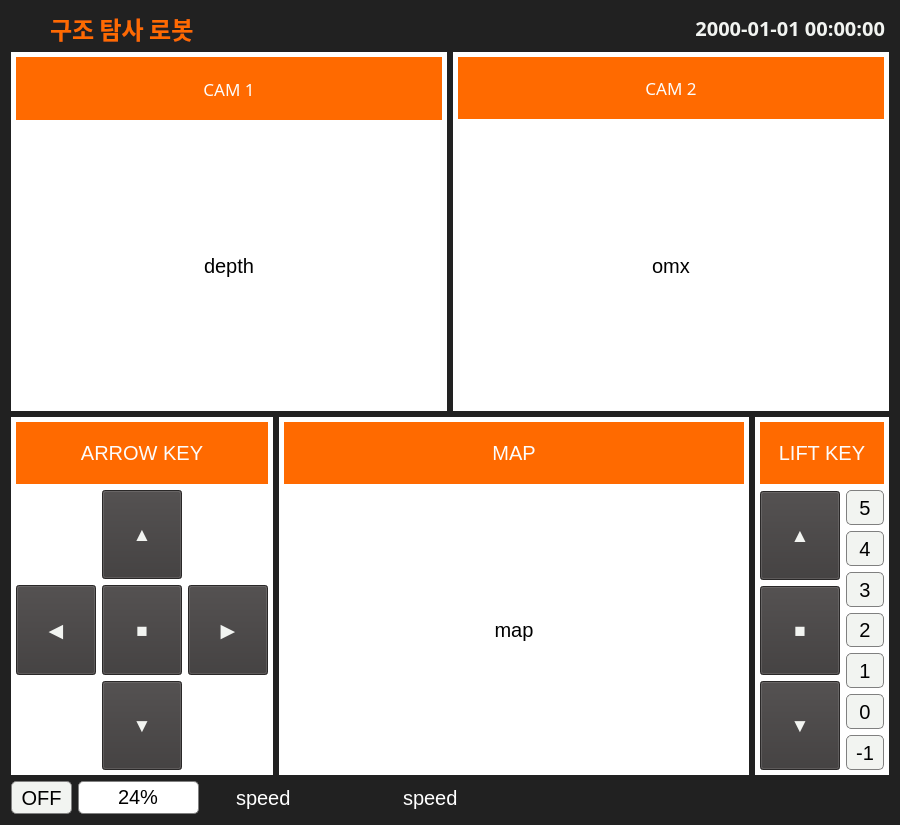
Old version of the form Codes/QT/final_project/src/mainwidget.ui in the repository starfinger2345/anyway_save.
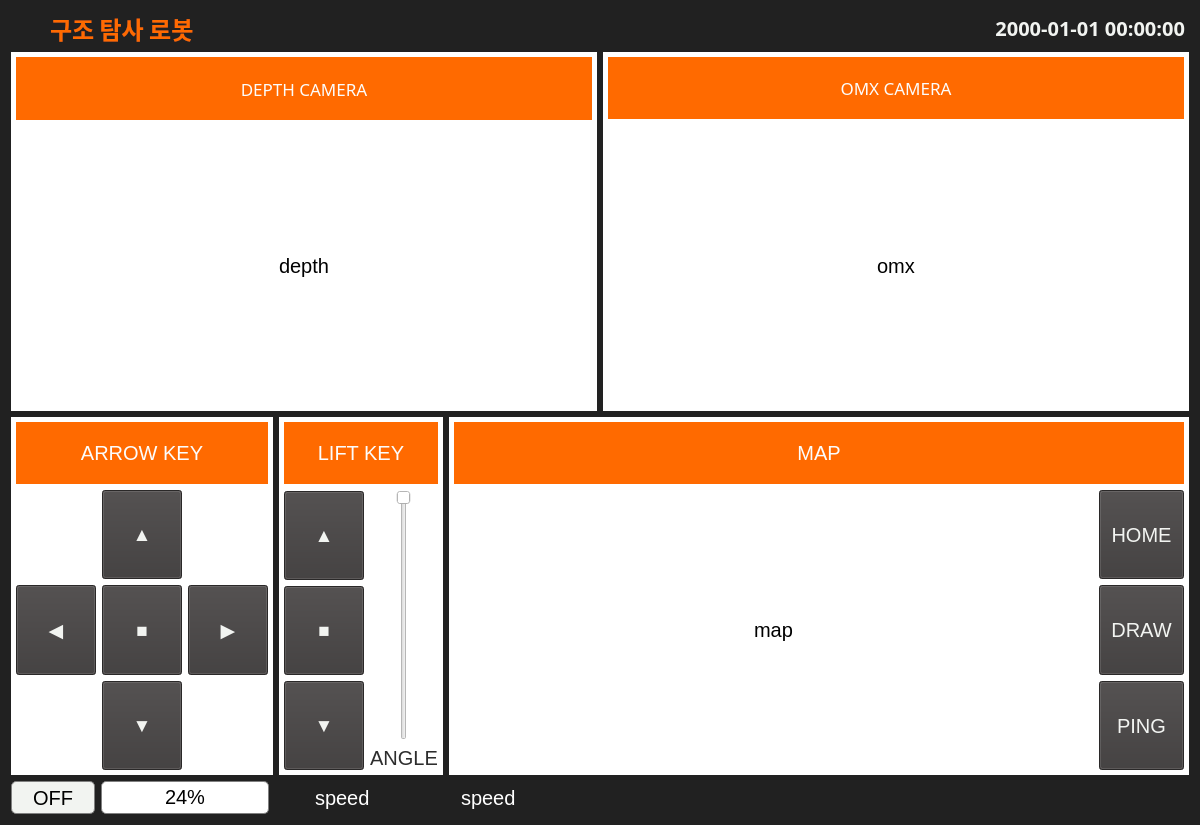
New version of the form. Icons and pictures are not drawn.

What changed in the file:
```diff
--- a/Codes/QT/final_project/src/mainwidget.ui
+++ b/Codes/QT/final_project/src/mainwidget.ui
@@ -6,7 +6,7 @@
    <rect>
     <x>0</x>
     <y>0</y>
-    <width>900</width>
+    <width>1200</width>
     <height>825</height>
    </rect>
   </property>
@@ -27,7 +27,7 @@
   <property name="styleSheet">
    <string notr="true">background-color: rgb(33, 33, 33);</string>
   </property>
-  <layout class="QVBoxLayout" name="verticalLayout_3">
+  <layout class="QVBoxLayout" name="verticalLayout_2">
    <item>
     <layout class="QVBoxLayout" name="verticalLayout" stretch="1,11,11,1">
      <item>
@@ -299,7 +299,7 @@
 font: 600 13pt &quot;A2Z&quot;;</string>
                 </property>
                 <property name="text">
-                 <string>CAM 1</string>
+                 <string>DEPTH CAMERA</string>
                 </property>
                 <property name="alignment">
                  <set>Qt::AlignmentFlag::AlignCenter</set>
@@ -499,7 +499,7 @@
 font: 600 13pt &quot;A2Z&quot;;</string>
                 </property>
                 <property name="text">
-                 <string>CAM 2</string>
+                 <string>OMX CAMERA</string>
                 </property>
                 <property name="alignment">
                  <set>Qt::AlignmentFlag::AlignCenter</set>
@@ -526,7 +526,7 @@
       </layout>
      </item>
      <item>
-      <layout class="QHBoxLayout" name="L_map_key" stretch="2,7,2">
+      <layout class="QHBoxLayout" name="L_map_key" stretch="2,1,6">
        <property name="sizeConstraint">
         <enum>QLayout::SizeConstraint::SetDefaultConstraint</enum>
        </property>
@@ -1978,182 +1978,6 @@
          </layout>
         </widget>
        </item>
-       <item>
-        <widget class="QWidget" name="W_CAM1_background_2" native="true">
-         <property name="sizePolicy">
-          <sizepolicy hsizetype="Expanding" vsizetype="Expanding">
-           <horstretch>0</horstretch>
-           <verstretch>0</verstretch>
-          </sizepolicy>
-         </property>
-         <property name="styleSheet">
-          <string notr="true">background-color: rgb(255, 255, 255);</string>
-         </property>
-         <layout class="QVBoxLayout" name="verticalLayout_6">
-          <property name="leftMargin">
-           <number>0</number>
-          </property>
-          <property name="topMargin">
-           <number>0</number>
-          </property>
-          <property name="rightMargin">
-           <number>0</number>
-          </property>
-          <property name="bottomMargin">
-           <number>0</number>
-          </property>
-          <item>
-           <layout class="QVBoxLayout" name="L_CAM2_3" stretch="2,9">
-            <property name="leftMargin">
-             <number>5</number>
-            </property>
-            <property name="topMargin">
-             <number>5</number>
-            </property>
-            <property name="rightMargin">
-             <number>5</number>
-            </property>
-            <property name="bottomMargin">
-             <number>5</number>
-            </property>
-            <item>
-             <widget class="QLabel" name="QL_depth_header_4">
-              <property name="palette">
-               <palette>
-                <active>
-                 <colorrole role="WindowText">
-                  <brush brushstyle="SolidPattern">
-                   <color alpha="255">
-                    <red>252</red>
-                    <green>252</green>
-                    <blue>252</blue>
-                   </color>
-                  </brush>
-                 </colorrole>
-                 <colorrole role="Button">
-                  <brush brushstyle="SolidPattern">
-                   <color alpha="255">
-                    <red>255</red>
-                    <green>106</green>
-                    <blue>0</blue>
-                   </color>
-                  </brush>
-                 </colorrole>
-                 <colorrole role="Base">
-                  <brush brushstyle="SolidPattern">
-                   <color alpha="255">
-                    <red>255</red>
-                    <green>106</green>
-                    <blue>0</blue>
-                   </color>
-                  </brush>
-                 </colorrole>
-                 <colorrole role="Window">
-                  <brush brushstyle="SolidPattern">
-                   <color alpha="255">
-                    <red>255</red>
-                    <green>106</green>
-                    <blue>0</blue>
-                   </color>
-                  </brush>
-                 </colorrole>
-                </active>
-                <inactive>
-                 <colorrole role="WindowText">
-                  <brush brushstyle="SolidPattern">
-                   <color alpha="255">
-                    <red>252</red>
-                    <green>252</green>
-                    <blue>252</blue>
-                   </color>
-                  </brush>
-                 </colorrole>
-                 <colorrole role="Button">
-                  <brush brushstyle="SolidPattern">
-                   <color alpha="255">
-                    <red>255</red>
-                    <green>106</green>
-                    <blue>0</blue>
-                   </color>
-                  </brush>
-                 </colorrole>
-                 <colorrole role="Base">
-                  <brush brushstyle="SolidPattern">
-                   <color alpha="255">
-                    <red>255</red>
-                    <green>106</green>
-                    <blue>0</blue>
-                   </color>
-                  </brush>
-                 </colorrole>
-                 <colorrole role="Window">
-                  <brush brushstyle="SolidPattern">
-                   <color alpha="255">
-                    <red>255</red>
-                    <green>106</green>
-                    <blue>0</blue>
-                   </color>
-                  </brush>
-                 </colorrole>
-                </inactive>
-                <disabled>
-                 <colorrole role="Button">
-                  <brush brushstyle="SolidPattern">
-                   <color alpha="255">
-                    <red>255</red>
-                    <green>106</green>
-                    <blue>0</blue>
-                   </color>
-                  </brush>
-                 </colorrole>
-                 <colorrole role="Base">
-                  <brush brushstyle="SolidPattern">
-                   <color alpha="255">
-                    <red>255</red>
-                    <green>106</green>
-                    <blue>0</blue>
-                   </color>
-                  </brush>
-                 </colorrole>
-                 <colorrole role="Window">
-                  <brush brushstyle="SolidPattern">
-                   <color alpha="255">
-                    <red>255</red>
-                    <green>106</green>
-                    <blue>0</blue>
-                   </color>
-                  </brush>
-                 </colorrole>
-                </disabled>
-               </palette>
-              </property>
-              <property name="styleSheet">
-               <string notr="true">background-color: rgb(255, 106, 0);
-font: 600 13pt &quot;A2Z&quot;;</string>
-              </property>
-              <property name="text">
-               <string>MAP</string>
-              </property>
-              <property name="alignment">
-               <set>Qt::AlignmentFlag::AlignCenter</set>
-              </property>
-             </widget>
-            </item>
-            <item>
-             <widget class="QLabel" name="QL_map">
-              <property name="text">
-               <string>map</string>
-              </property>
-              <property name="alignment">
-               <set>Qt::AlignmentFlag::AlignCenter</set>
-              </property>
-             </widget>
-            </item>
-           </layout>
-          </item>
-         </layout>
-        </widget>
-       </item>
        <item>
         <widget class="QWidget" name="W_CAM2_background_2" native="true">
          <property name="sizePolicy">
@@ -2162,6 +1986,12 @@
            <verstretch>0</verstretch>
           </sizepolicy>
          </property>
+         <property name="minimumSize">
+          <size>
+           <width>0</width>
+           <height>30</height>
+          </size>
+         </property>
          <property name="styleSheet">
           <string notr="true">background-color: rgb(255, 255, 255);</string>
          </property>
@@ -3085,92 +2915,223 @@
              </layout>
             </item>
             <item>
-             <layout class="QVBoxLayout" name="verticalLayout_2">
-              <property name="spacing">
-               <number>6</number>
-              </property>
+             <layout class="QVBoxLayout" name="verticalLayout_7">
               <item>
-               <widget class="QLabel" name="L_lift_state_6">
+               <widget class="QSlider" name="S_lift_state">
                 <property name="sizePolicy">
                  <sizepolicy hsizetype="Expanding" vsizetype="Expanding">
                   <horstretch>0</horstretch>
                   <verstretch>0</verstretch>
                  </sizepolicy>
                 </property>
-                <property name="styleSheet">
-                 <string notr="true">border: 1px solid grey;
-border-radius: 5px;
-text-align: center;
-background-color: rgb(242, 244, 241);</string>
+                <property name="minimum">
+                 <number>1100</number>
                 </property>
-                <property name="text">
-                 <string>5</string>
+                <property name="maximum">
+                 <number>2350</number>
                 </property>
-                <property name="alignment">
-                 <set>Qt::AlignmentFlag::AlignCenter</set>
+                <property name="orientation">
+                 <enum>Qt::Orientation::Vertical</enum>
                 </property>
-               </widget>
-              </item>
-              <item>
-               <widget class="QLabel" name="L_lift_state_5">
-                <property name="sizePolicy">
-                 <sizepolicy hsizetype="Expanding" vsizetype="Expanding">
-                  <horstretch>0</horstretch>
-                  <verstretch>0</verstretch>
-                 </sizepolicy>
+                <property name="invertedAppearance">
+                 <bool>true</bool>
                 </property>
-                <property name="styleSheet">
-                 <string notr="true">border: 1px solid grey;
-border-radius: 5px;
-text-align: center;
-background-color: rgb(242, 244, 241);</string>
-                </property>
-                <property name="text">
-                 <string>4</string>
-                </property>
-                <property name="alignment">
-                 <set>Qt::AlignmentFlag::AlignCenter</set>
-                </property>
                </widget>
               </item>
               <item>
-               <widget class="QLabel" name="L_lift_state_4">
-                <property name="sizePolicy">
-                 <sizepolicy hsizetype="Expanding" vsizetype="Expanding">
-                  <horstretch>0</horstretch>
-                  <verstretch>0</verstretch>
-                 </sizepolicy>
-                </property>
+               <widget class="QLabel" name="LB_lift_state">
                 <property name="styleSheet">
-                 <string notr="true">border: 1px solid grey;
-border-radius: 5px;
-text-align: center;
-background-color: rgb(242, 244, 241);</string>
+                 <string notr="true">color: rgb(45, 45, 45);
+font: 500 11pt</string>
                 </property>
                 <property name="text">
-                 <string>3</string>
+                 <string>ANGLE</string>
                 </property>
                 <property name="alignment">
                  <set>Qt::AlignmentFlag::AlignCenter</set>
                 </property>
                </widget>
               </item>
+             </layout>
+            </item>
+           </layout>
+          </item>
+         </layout>
+        </widget>
+       </item>
+       <item>
+        <widget class="QWidget" name="W_CAM1_background_2" native="true">
+         <property name="sizePolicy">
+          <sizepolicy hsizetype="Expanding" vsizetype="Expanding">
+           <horstretch>0</horstretch>
+           <verstretch>0</verstretch>
+          </sizepolicy>
+         </property>
+         <property name="styleSheet">
+          <string notr="true">background-color: rgb(255, 255, 255);</string>
+         </property>
+         <layout class="QVBoxLayout" name="verticalLayout_6">
+          <property name="leftMargin">
+           <number>0</number>
+          </property>
+          <property name="topMargin">
+           <number>0</number>
+          </property>
+          <property name="rightMargin">
+           <number>0</number>
+          </property>
+          <property name="bottomMargin">
+           <number>0</number>
+          </property>
+          <item>
+           <layout class="QVBoxLayout" name="L_CAM2_3" stretch="2,9">
+            <property name="leftMargin">
+             <number>5</number>
+            </property>
+            <property name="topMargin">
+             <number>5</number>
+            </property>
+            <property name="rightMargin">
+             <number>5</number>
+            </property>
+            <property name="bottomMargin">
+             <number>5</number>
+            </property>
+            <item>
+             <widget class="QLabel" name="QL_depth_header_4">
+              <property name="palette">
+               <palette>
+                <active>
+                 <colorrole role="WindowText">
+                  <brush brushstyle="SolidPattern">
+                   <color alpha="255">
+                    <red>252</red>
+                    <green>252</green>
+                    <blue>252</blue>
+                   </color>
+                  </brush>
+                 </colorrole>
+                 <colorrole role="Button">
+                  <brush brushstyle="SolidPattern">
+                   <color alpha="255">
+                    <red>255</red>
+                    <green>106</green>
+                    <blue>0</blue>
+                   </color>
+                  </brush>
+                 </colorrole>
+                 <colorrole role="Base">
+                  <brush brushstyle="SolidPattern">
+                   <color alpha="255">
+                    <red>255</red>
+                    <green>106</green>
+                    <blue>0</blue>
+                   </color>
+                  </brush>
+                 </colorrole>
+                 <colorrole role="Window">
+                  <brush brushstyle="SolidPattern">
+                   <color alpha="255">
+                    <red>255</red>
+                    <green>106</green>
+                    <blue>0</blue>
+                   </color>
+                  </brush>
+                 </colorrole>
+                </active>
+                <inactive>
+                 <colorrole role="WindowText">
+                  <brush brushstyle="SolidPattern">
+                   <color alpha="255">
+                    <red>252</red>
+                    <green>252</green>
+                    <blue>252</blue>
+                   </color>
+                  </brush>
+                 </colorrole>
+                 <colorrole role="Button">
+                  <brush brushstyle="SolidPattern">
+                   <color alpha="255">
+                    <red>255</red>
+                    <green>106</green>
+                    <blue>0</blue>
+                   </color>
+                  </brush>
+                 </colorrole>
+                 <colorrole role="Base">
+                  <brush brushstyle="SolidPattern">
+                   <color alpha="255">
+                    <red>255</red>
+                    <green>106</green>
+                    <blue>0</blue>
+                   </color>
+                  </brush>
+                 </colorrole>
+                 <colorrole role="Window">
+                  <brush brushstyle="SolidPattern">
+                   <color alpha="255">
+                    <red>255</red>
+                    <green>106</green>
+                    <blue>0</blue>
+                   </color>
+                  </brush>
+                 </colorrole>
+                </inactive>
+                <disabled>
+                 <colorrole role="Button">
+                  <brush brushstyle="SolidPattern">
+                   <color alpha="255">
+                    <red>255</red>
+                    <green>106</green>
+                    <blue>0</blue>
+                   </color>
+                  </brush>
+                 </colorrole>
+                 <colorrole role="Base">
+                  <brush brushstyle="SolidPattern">
+                   <color alpha="255">
+                    <red>255</red>
+                    <green>106</green>
+                    <blue>0</blue>
+                   </color>
+                  </brush>
+                 </colorrole>
+                 <colorrole role="Window">
+                  <brush brushstyle="SolidPattern">
+                   <color alpha="255">
+                    <red>255</red>
+                    <green>106</green>
+                    <blue>0</blue>
+                   </color>
+                  </brush>
+                 </colorrole>
+                </disabled>
+               </palette>
+              </property>
+              <property name="styleSheet">
+               <string notr="true">background-color: rgb(255, 106, 0);
+font: 600 13pt &quot;A2Z&quot;;</string>
+              </property>
+              <property name="text">
+               <string>MAP</string>
+              </property>
+              <property name="alignment">
+               <set>Qt::AlignmentFlag::AlignCenter</set>
+              </property>
+             </widget>
+            </item>
+            <item>
+             <layout class="QHBoxLayout" name="horizontalLayout_3" stretch="15,2">
               <item>
-               <widget class="QLabel" name="L_lift_state_3">
+               <widget class="QLabel" name="QL_map">
                 <property name="sizePolicy">
                  <sizepolicy hsizetype="Expanding" vsizetype="Expanding">
                   <horstretch>0</horstretch>
                   <verstretch>0</verstretch>
                  </sizepolicy>
                 </property>
-                <property name="styleSheet">
-                 <string notr="true">border: 1px solid grey;
-border-radius: 5px;
-text-align: center;
-background-color: rgb(242, 244, 241);</string>
-                </property>
                 <property name="text">
-                 <string>2</string>
+                 <string>map</string>
                 </property>
                 <property name="alignment">
                  <set>Qt::AlignmentFlag::AlignCenter</set>
@@ -3178,70 +3139,80 @@
                </widget>
               </item>
               <item>
-               <widget class="QLabel" name="L_lift_state_2">
-                <property name="sizePolicy">
-                 <sizepolicy hsizetype="Expanding" vsizetype="Expanding">
-                  <horstretch>0</horstretch>
-                  <verstretch>0</verstretch>
-                 </sizepolicy>
-                </property>
-                <property name="styleSheet">
-                 <string notr="true">border: 1px solid grey;
-border-radius: 5px;
-text-align: center;
-background-color: rgb(242, 244, 241);</string>
-                </property>
-                <property name="text">
-                 <string>1</string>
-                </property>
-                <property name="alignment">
-                 <set>Qt::AlignmentFlag::AlignCenter</set>
-                </property>
-               </widget>
-              </item>
-              <item>
-               <widget class="QLabel" name="L_lift_state_1">
-                <property name="sizePolicy">
-                 <sizepolicy hsizetype="Expanding" vsizetype="Expanding">
-                  <horstretch>0</horstretch>
-                  <verstretch>0</verstretch>
-                 </sizepolicy>
-                </property>
-                <property name="styleSheet">
-                 <string notr="true">border: 1px solid grey;
-border-radius: 5px;
-text-align: center;
-background-color: rgb(242, 244, 241);</string>
-                </property>
-                <property name="text">
-                 <string>0</string>
-                </property>
-                <property name="alignment">
-                 <set>Qt::AlignmentFlag::AlignCenter</set>
-                </property>
-               </widget>
-              </item>
-              <item>
-               <widget class="QLabel" name="L_lift_state_0">
-                <property name="sizePolicy">
-                 <sizepolicy hsizetype="Expanding" vsizetype="Expanding">
-                  <horstretch>0</horstretch>
-                  <verstretch>0</verstretch>
-                 </sizepolicy>
-                </property>
-                <property name="styleSheet">
-                 <string notr="true">border: 1px solid grey;
-border-radius: 5px;
-text-align: center;
-background-color: rgb(242, 244, 241);</string>
-                </property>
-                <property name="text">
-                 <string>-1</string>
-                </property>
-                <property name="alignment">
-                 <set>Qt::AlignmentFlag::AlignCenter</set>
-                </property>
-               </widget>
+               <layout class="QVBoxLayout" name="verticalLayout_3" stretch="0,0,0">
+                <item>
+                 <widget class="QPushButton" name="PB_return">
+                  <property name="sizePolicy">
+                   <sizepolicy hsizetype="Preferred" vsizetype="Expanding">
+                    <horstretch>0</horstretch>
+                    <verstretch>0</verstretch>
+                   </sizepolicy>
+                  </property>
+                  <property name="minimumSize">
+                   <size>
+                    <width>20</width>
+                    <height>30</height>
+                   </size>
+                  </property>
+                  <property name="styleSheet">
+                   <string notr="true">background-color: rgb(59, 56, 56);
+color: rgb(242, 244, 241);
+border-color: rgba(191, 64, 64, 0);</string>
+                  </property>
+                  <property name="text">
+                   <string>HOME</string>
+                  </property>
+                 </widget>
+                </item>
+                <item>
+                 <widget class="QPushButton" name="PB_pause">
+                  <property name="sizePolicy">
+                   <sizepolicy hsizetype="Preferred" vsizetype="Expanding">
+                    <horstretch>0</horstretch>
+                    <verstretch>0</verstretch>
+                   </sizepolicy>
+                  </property>
+                  <property name="minimumSize">
+                   <size>
+                    <width>20</width>
+                    <height>30</height>
+                   </size>
+                  </property>
+                  <property name="styleSheet">
+                   <string notr="true">background-color: rgb(59, 56, 56);
+color: rgb(242, 244, 241);
+border-color: rgba(191, 64, 64, 0);</string>
+                  </property>
+                  <property name="text">
+                   <string>DRAW</string>
+                  </property>
+                 </widget>
+                </item>
+                <item>
+                 <widget class="QPushButton" name="PB_ping">
+                  <property name="sizePolicy">
+                   <sizepolicy hsizetype="Preferred" vsizetype="Expanding">
+                    <horstretch>0</horstretch>
+                    <verstretch>0</verstretch>
+                   </sizepolicy>
+                  </property>
+                  <property name="minimumSize">
+                   <size>
+                    <width>20</width>
+                    <height>30</height>
+                   </size>
+                  </property>
+                  <property name="styleSheet">
+                   <string notr="true">background-color: rgb(59, 56, 56);
+color: rgb(242, 244, 241);
+border-color: rgba(191, 64, 64, 0);</string>
+                  </property>
+                  <property name="text">
+                   <string>PING</string>
+                  </property>
+                 </widget>
+                </item>
+               </layout>
               </item>
              </layout>
             </item>
@@ -3253,7 +3224,7 @@
       </layout>
      </item>
      <item>
-      <layout class="QHBoxLayout" name="horizontalLayout" stretch="2,4,1,4,0,4,12">
+      <layout class="QHBoxLayout" name="horizontalLayout" stretch="3,6,0,5,5,21">
        <item>
         <widget class="QLabel" name="label">
          <property name="styleSheet">
@@ -3326,19 +3297,6 @@
          </property>
         </widget>
        </item>
-       <item>
-        <spacer name="horizontalSpacer_3">
-         <property name="orientation">
-          <enum>Qt::Orientation::Horizontal</enum>
-         </property>
-         <property name="sizeHint" stdset="0">
-          <size>
-           <width>40</width>
-           <height>20</height>
-          </size>
-         </property>
-        </spacer>
-       </item>
        <item>
         <widget class="QLabel" name="label_3">
          <property name="styleSheet">
```
Left out of the diff: 2 changed lines with no effect on the pictures.
